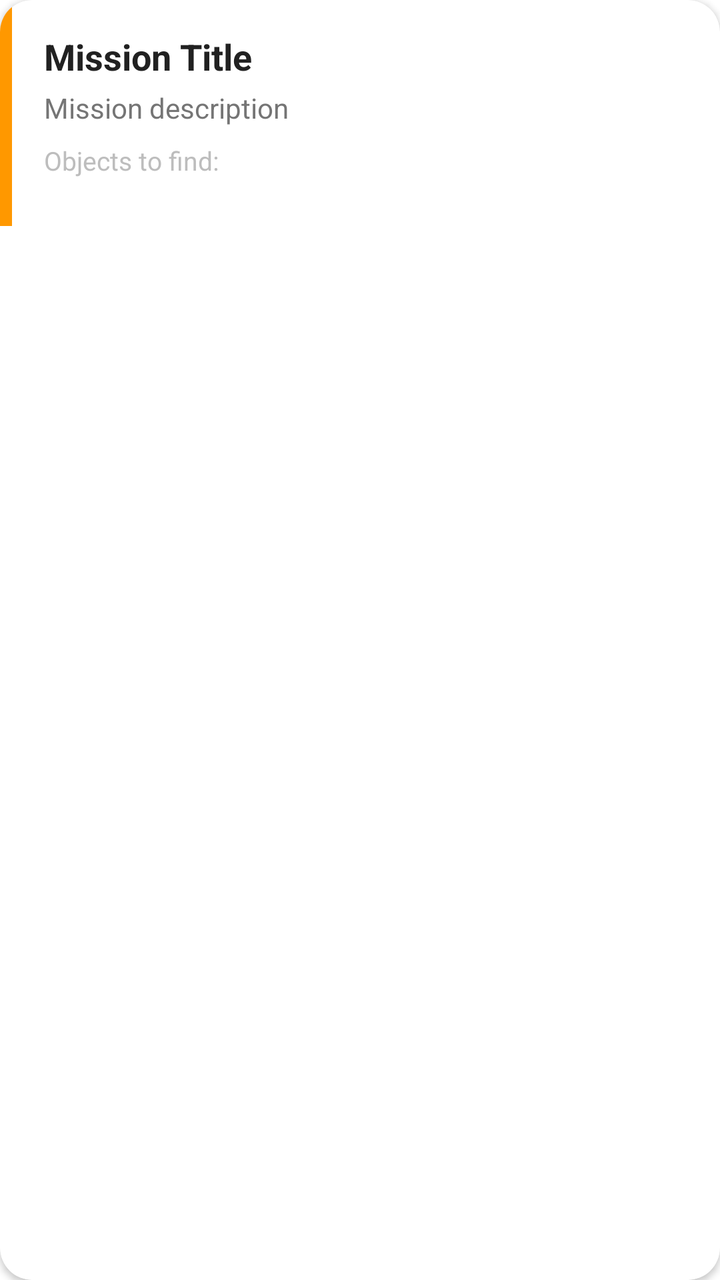
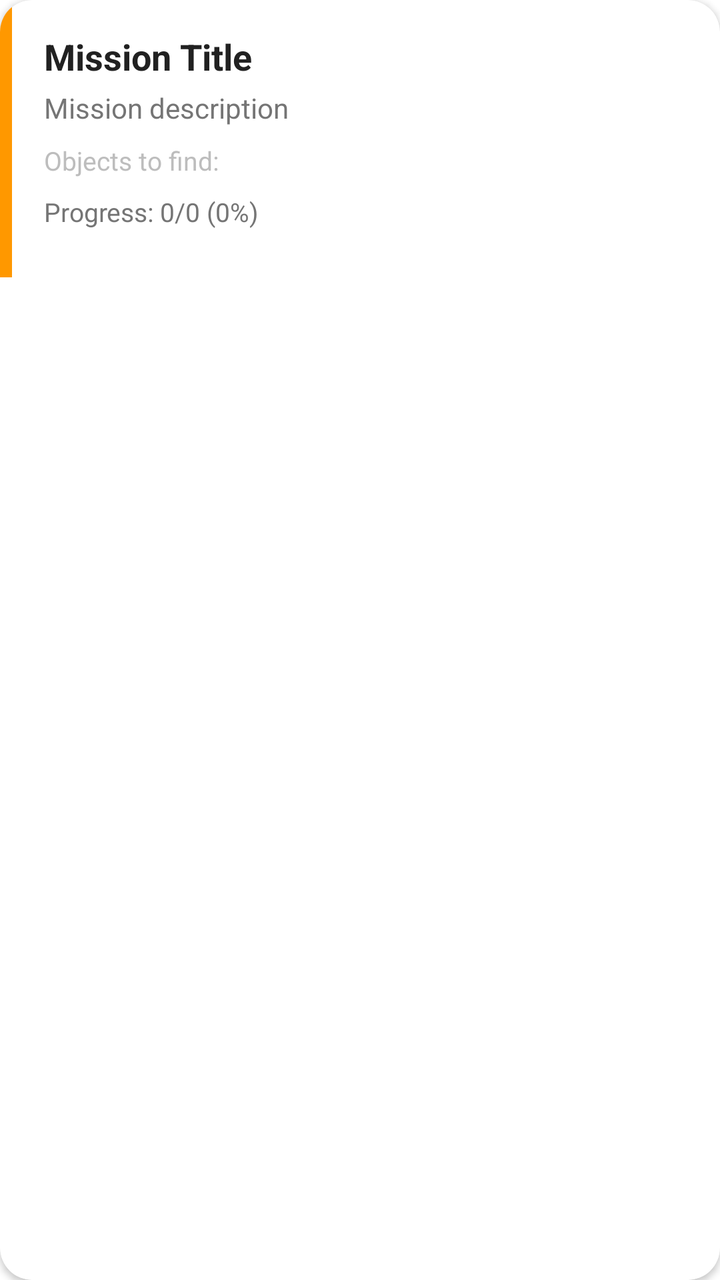

The first picture is an Android layout as it rendered before a commit; the second is the same layout after the commit. The layout source and the unified diff follow.
<!-- AndroidManifest.xml: application theme Theme.ScanLearnAR -->
<!-- res/layout/item_mission.xml -->
<?xml version="1.0" encoding="utf-8"?>
<androidx.cardview.widget.CardView xmlns:android="http://schemas.android.com/apk/res/android"
    xmlns:app="http://schemas.android.com/apk/res-auto"
    android:layout_width="match_parent"
    android:layout_height="wrap_content"
    android:layout_marginBottom="12dp"
    app:cardCornerRadius="16dp"
    app:cardElevation="2dp"
    android:foreground="?attr/selectableItemBackground">

    <LinearLayout
        android:layout_width="match_parent"
        android:layout_height="wrap_content"
        android:orientation="horizontal">

        <View
            android:layout_width="6dp"
            android:layout_height="match_parent"
            android:minHeight="80dp"
            android:background="@color/mission" />

        <LinearLayout
            android:layout_width="match_parent"
            android:layout_height="wrap_content"
            android:orientation="vertical"
            android:padding="16dp">

            <TextView
                android:id="@+id/tvTitle"
                android:layout_width="wrap_content"
                android:layout_height="wrap_content"
                android:text="Mission Title"
                android:textSize="18sp"
                android:textStyle="bold"
                android:textColor="@color/text_primary"
                android:layout_marginBottom="4dp" />

            <TextView
                android:id="@+id/tvDescription"
                android:layout_width="wrap_content"
                android:layout_height="wrap_content"
                android:text="Mission description"
                android:textSize="14sp"
                android:textColor="@color/text_secondary"
                android:layout_marginBottom="8dp" />

            <TextView
                android:id="@+id/tvObjects"
                android:layout_width="wrap_content"
                android:layout_height="wrap_content"
                android:text="Objects to find:"
                android:textSize="13sp"
                android:textColor="@color/text_light"
                android:layout_marginBottom="8dp" />

            <TextView
                android:id="@+id/tvCompleted"
                android:layout_width="wrap_content"
                android:layout_height="wrap_content"
                android:text="✓  Completed!"
                android:textSize="13sp"
                android:textStyle="bold"
                android:textColor="@android:color/white"
                android:background="@drawable/bg_badge_success"
                android:paddingHorizontal="12dp"
                android:paddingVertical="4dp"
                android:visibility="gone" />
        </LinearLayout>
    </LinearLayout>
</androidx.cardview.widget.CardView>
<!-- resources referenced by this layout -->
<resources>
  <color name="mission">#FF9800</color>
  <color name="text_light">#BDBDBD</color>
  <color name="text_primary">#212121</color>
  <color name="text_secondary">#757575</color>
  <!-- drawable bg_badge_success (drawable) -->
  <?xml version="1.0" encoding="utf-8"?>
  <shape xmlns:android="http://schemas.android.com/apk/res/android" android:shape="rectangle">
      <solid android:color="#4CAF50" />
      <corners android:radius="20dp" />
  </shape>
  <style name="Theme.ScanLearnAR" parent="Theme.MaterialComponents.DayNight.DarkActionBar">
          <item name="colorPrimary">@color/primary</item>
          <item name="colorPrimaryVariant">@color/primary_dark</item>
          <item name="colorOnPrimary">@android:color/white</item>
          <item name="android:statusBarColor">@color/primary_dark</item>
      </style>
  <color name="primary">#2196F3</color>
  <color name="primary_dark">#1976D2</color>
</resources>

<!-- the commit's change to res/layout/item_mission.xml (unified diff, before → after) -->
@@ -54,6 +54,15 @@
                 android:layout_marginBottom="8dp" />
 
             <TextView
+                android:id="@+id/tvProgress"
+                android:layout_width="wrap_content"
+                android:layout_height="wrap_content"
+                android:text="Progress: 0/0 (0%)"
+                android:textSize="13sp"
+                android:textColor="@color/text_secondary"
+                android:layout_marginBottom="8dp" />
+
+            <TextView
                 android:id="@+id/tvCompleted"
                 android:layout_width="wrap_content"
                 android:layout_height="wrap_content"
